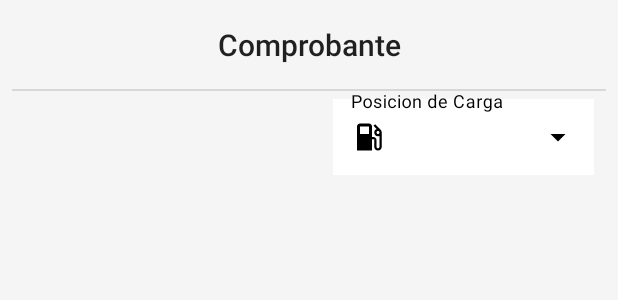
After one commit to fabascal/NovaRet, an Android app: the layout activity_comprobante.xml on its own in the app's theme, with its tools: preview values and no code run, on a phone screen of 412 x 824 dp. The commit adds this screen. Shown: the top 300 px of the screen. Run offline under Robolectric (Android 15) with nearby library versions, the phone set to English and light mode, and no system bars.

Commit message:
Inicio de interfaz del comprobante.

```diff
--- a/app/build.gradle
+++ b/app/build.gradle
@@ -47,6 +47,8 @@ dependencies {
 
 
     implementation 'androidx.legacy:legacy-support-v4:1.0.0'
+    implementation 'androidx.appcompat:appcompat:1.1.0'
+    implementation 'androidx.constraintlayout:constraintlayout:1.1.3'
     annotationProcessor "com.github.Raizlabs.DBFlow:dbflow-processor:${dbflowVersion}"
     annotationProcessor "com.jakewharton:butterknife-compiler:${butterknifeVersion}"
     annotationProcessor "com.github.bumptech.glide:compiler:${glideVersion}"
--- a/app/src/main/AndroidManifest.xml
+++ b/app/src/main/AndroidManifest.xml
@@ -11,6 +11,7 @@
         android:supportsRtl="true"
         android:theme="@style/MyTheme.DayNight"
         tools:ignore="GoogleAppIndexingWarning">
+        <activity android:name=".ComprobanteActivity"></activity>
         <activity android:name=".MainActivity">
             <intent-filter>
                 <action android:name="android.intent.action.MAIN" />
--- /dev/null
+++ b/app/src/main/res/drawable/ic_local_gas_station.xml
@@ -0,0 +1,9 @@
+<vector xmlns:android="http://schemas.android.com/apk/res/android"
+        android:width="24dp"
+        android:height="24dp"
+        android:viewportWidth="24.0"
+        android:viewportHeight="24.0">
+    <path
+        android:fillColor="#FF000000"
+        android:pathData="M19.77,7.23l0.01,-0.01 -3.72,-3.72L15,4.56l2.11,2.11c-0.94,0.36 -1.61,1.26 -1.61,2.33 0,1.38 1.12,2.5 2.5,2.5 0.36,0 0.69,-0.08 1,-0.21v7.21c0,0.55 -0.45,1 -1,1s-1,-0.45 -1,-1L17,14c0,-1.1 -0.9,-2 -2,-2h-1L14,5c0,-1.1 -0.9,-2 -2,-2L6,3c-1.1,0 -2,0.9 -2,2v16h10v-7.5h1.5v5c0,1.38 1.12,2.5 2.5,2.5s2.5,-1.12 2.5,-2.5L20.5,9c0,-0.69 -0.28,-1.32 -0.73,-1.77zM12,10L6,10L6,5h6v5zM18,10c-0.55,0 -1,-0.45 -1,-1s0.45,-1 1,-1 1,0.45 1,1 -0.45,1 -1,1z"/>
+</vector>
--- /dev/null
+++ b/app/src/main/res/layout/activity_comprobante.xml
@@ -0,0 +1,72 @@
+<?xml version="1.0" encoding="utf-8"?>
+<androidx.constraintlayout.widget.ConstraintLayout xmlns:android="http://schemas.android.com/apk/res/android"
+    xmlns:app="http://schemas.android.com/apk/res-auto"
+    xmlns:tools="http://schemas.android.com/tools"
+    android:layout_width="match_parent"
+    android:layout_height="match_parent"
+    tools:context=".ComprobanteActivity">
+
+
+
+    <androidx.constraintlayout.widget.Guideline
+        android:id="@+id/guideline"
+        android:layout_width="match_parent"
+        android:layout_height="0dp"
+        android:orientation="vertical"
+        app:layout_constraintGuide_percent="0.5"
+        app:layout_constraintTop_toTopOf="parent"
+        app:layout_constraintBottom_toBottomOf="parent"/>
+    <com.google.android.material.textview.MaterialTextView
+        android:id="@+id/tvcomprobante"
+        android:text="@string/comprobante"
+        android:textAppearance="@style/TextAppearance.AppCompat.Title"
+        android:textAlignment="center"
+        android:layout_width="match_parent"
+        android:layout_height="wrap_content"
+        android:paddingTop="@dimen/common_padding_default"
+        android:layout_marginStart="@dimen/common_padding_min"
+        android:layout_marginEnd="@dimen/common_padding_min"
+        app:layout_constraintStart_toStartOf="parent"
+        app:layout_constraintEnd_toEndOf="parent"
+        app:layout_constraintTop_toTopOf="parent" />
+    <View
+        android:id="@+id/dividerTitle"
+        android:layout_width="0dp"
+        android:layout_height="1dp"
+        android:layout_marginTop="@dimen/common_padding_default"
+        app:layout_constraintTop_toBottomOf="@id/tvcomprobante"
+        android:background="@color/divider_light"
+        app:layout_constraintStart_toStartOf="@id/tvcomprobante"
+        app:layout_constraintEnd_toEndOf="@id/tvcomprobante"/>
+    <com.google.android.material.textfield.TextInputLayout
+        android:id="@+id/tilPosicion"
+        android:layout_width="0dp"
+        android:layout_height="@dimen/common_textview_height"
+        android:hint="@string/posicion_carga"
+        app:hintTextColor="@color/color_on_surface"
+        app:startIconDrawable="@drawable/ic_local_gas_station"
+        app:startIconTint="@color/color_on_surface"
+        app:endIconTint="@color/color_on_surface"
+        app:boxCornerRadiusBottomStart="@dimen/circle_radius"
+        app:boxCornerRadiusTopStart="@dimen/circle_radius"
+        app:boxCornerRadiusBottomEnd="@dimen/circle_radius"
+        app:boxCornerRadiusTopEnd="@dimen/circle_radius"
+        android:layout_marginStart="@dimen/common_padding_default"
+        android:layout_marginEnd="@dimen/common_padding_default"
+        app:layout_constraintTop_toBottomOf="@id/dividerTitle"
+        app:layout_constraintEnd_toEndOf="parent"
+        app:layout_constraintStart_toStartOf="@id/guideline"
+        style="@style/Widget.MaterialComponents.TextInputLayout.OutlinedBox.ExposedDropdownMenu">
+        <androidx.appcompat.widget.AppCompatAutoCompleteTextView
+            android:id="@+id/actvPosicion"
+            android:background="@color/color_surface"
+            android:textColor="@color/color_on_surface"
+            android:layout_width="match_parent"
+            android:layout_height="wrap_content"
+            android:textAlignment="center"
+            android:paddingStart="@dimen/common_padding_textview"
+            android:paddingEnd="@dimen/common_padding_textview"/>
+    </com.google.android.material.textfield.TextInputLayout>
+
+
+</androidx.constraintlayout.widget.ConstraintLayout>
--- a/app/src/main/res/values/colors.xml
+++ b/app/src/main/res/values/colors.xml
@@ -13,6 +13,7 @@
     <color name="color_background">#f5f5f5</color>
     <color name="color_surface">#ffffff</color>
     <color name="color_error">#c4001d</color>
+    <color name="divider_light">#1E000000</color>
 
     <color name="color_on_primary">#000000</color>
     <color name="color_on_secondary">#000000</color>
--- a/app/src/main/res/values/dimens.xml
+++ b/app/src/main/res/values/dimens.xml
@@ -1,12 +1,14 @@
 <?xml version="1.0" encoding="utf-8"?>
 <resources>
+    <dimen name="common_padding_none">0dp</dimen>
+    <dimen name="common_padding_view">1dp</dimen>
+    <dimen name="padding_elements_between_appbarlayout">2dp</dimen>
+    <dimen name="padding_elements_appbarlayout">4dp</dimen>
+    <dimen name="common_padding_min">8dp</dimen>
+    <dimen name="common_padding_textview">12dp</dimen>
     <dimen name="common_padding_default">16dp</dimen>
     <dimen name="circle_radius">28dp</dimen>
+    <dimen name="common_textview_height">56dp</dimen>
+    <dimen name="card_img_size">80dp</dimen>
     <dimen name="app_bar_height">180dp</dimen>
-    <dimen name="padding_elements_appbarlayout">4dp</dimen>
-    <dimen name="padding_elements_between_appbarlayout">2dp</dimen>
-    <dimen name="common_padding_min">8dp</dimen>
-    <dimen name="common_padding_none">0dp</dimen>
-    <dimen name="card_img_size">80dp</dimen>
-    <dimen name="common_padding_nano">2dp</dimen>
 </resources>
--- a/app/src/main/res/values/strings.xml
+++ b/app/src/main/res/values/strings.xml
@@ -14,10 +14,12 @@
     <string name="btnTicket">Comprobante</string>
     <string name="btnCfdi">CFDI\'s</string>
     <string name="card_title_contado">Publico General</string>
-    <string name="card_message_demo_small">Opción para generar comprobante impreso o factura (CFDI) para clientes no identificados.</string>
+    <string name="card_message_demo_small">Generación de comprobante impreso o factura (CFDI) para clientes no identificados.</string>
     <string name="card_title_tpv">TPV\'s</string>
-    <string name="card_message_tpv_small">Opción para comprobantes de terminales, terminales bancarias se podrá emitir facturas (CFDI).</string>
+    <string name="card_message_tpv_small">Generación de comprobante para terminales de servicio, bancarias se podrán facturar (CFDI).</string>
     <string name="card_title_aceite">Aceites</string>
     <string name="card_message_aceite_small">Identificación de aceites mediante código de barras, obteniendo el precio del volumetrico.</string>
     <string name="btnCamera">Scan Aceite</string>
+    <string name="comprobante">Comprobante</string>
+    <string name="posicion_carga">Posicion de Carga</string>
 </resources>
--- a/app/src/main/res/values/styles.xml
+++ b/app/src/main/res/values/styles.xml
@@ -16,6 +16,7 @@
         <item name="android:textSize">@dimen/common_text_in_appbarlayout</item>
         <item name="android:textColor">?colorOnPrimary</item>
         <item name="android:enabled">false</item>
+        <item name="android:textAlignment">center</item>
     </style>
 
     <dimen name="common_text_in_appbarlayout">16sp</dimen>
```
Also changed, not shown: app/src/main/java/com/example/novaret/ComprobanteActivity.java (added, +50 -0 lines), app/src/main/java/com/example/novaret/Fragments/ContadoFragment.java (+52 -0 lines), app/src/main/res/layout/fragment_contado.xml (+5 -5 lines), app/src/main/res/layout/item_posicion_dropdown.xml (added, +11 -0 lines).
